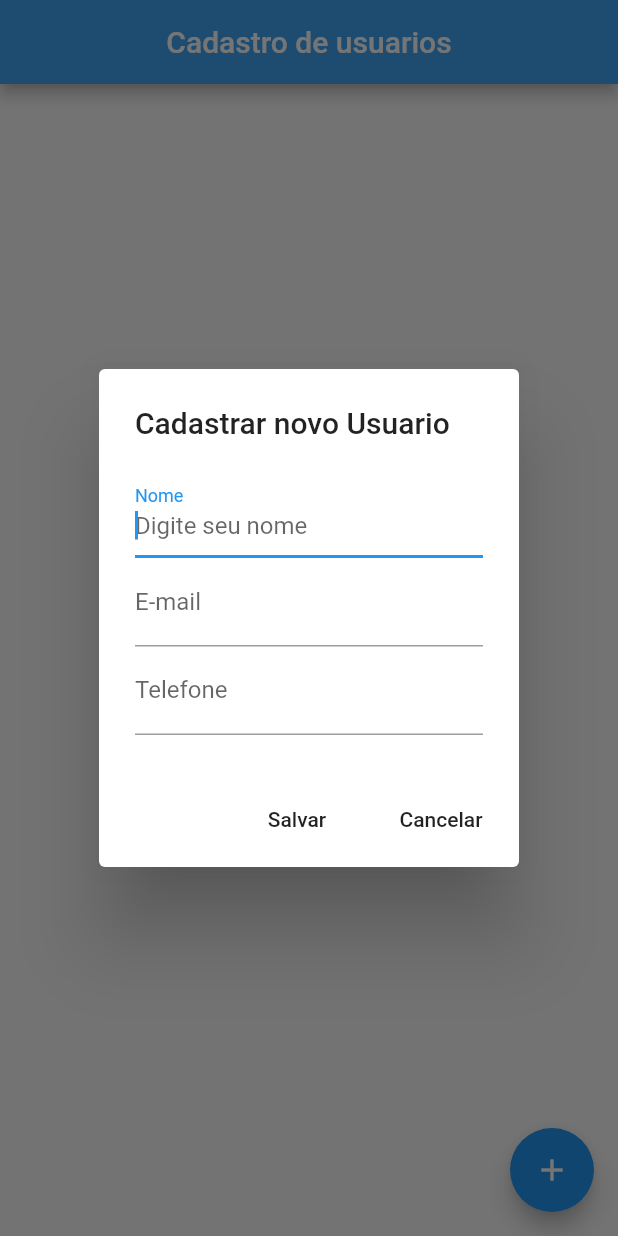
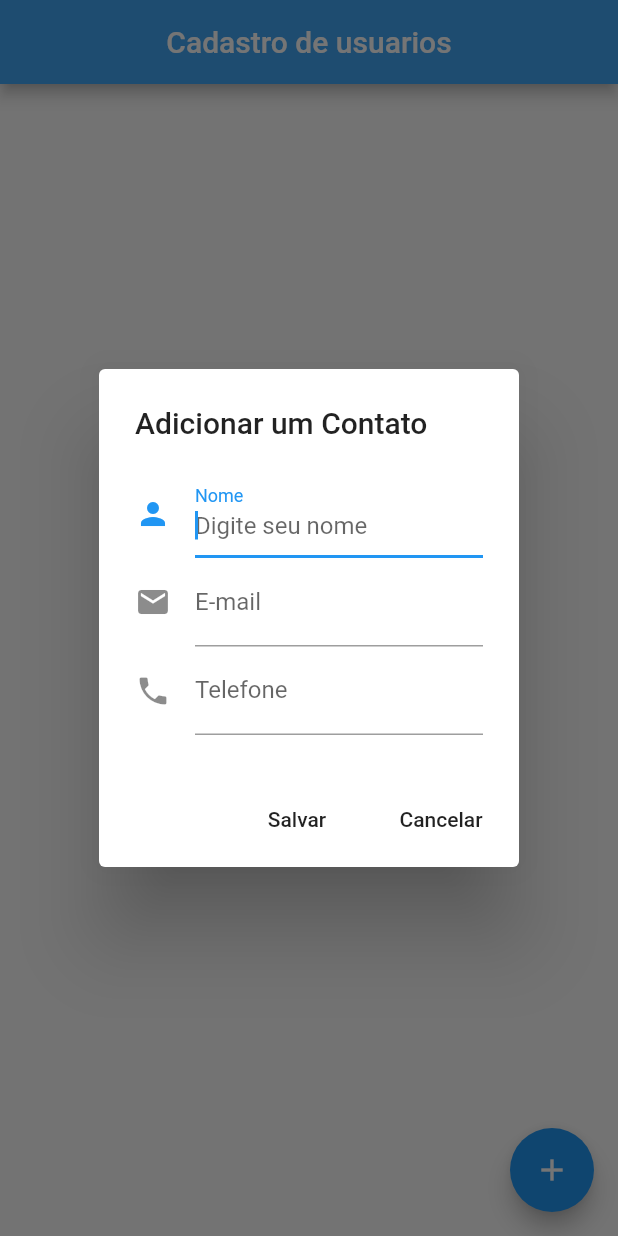
Before and after one commit to DeivideSilva/Flutter, a Flutter app: the screen it shows after launch, after a tap on the "add" icon, on a phone screen of 412 x 824 dp. Run offline on Flutter 3.47's test engine with Material 2 defaults, Android fonts, the phone set to English and light mode, and no system bars; our stand-ins replace flutter_icons, flutter_masked_text, flutter_mobx, mobx, share, sqflite and 1 more; accounts and stored records are empty.

Commit message:
Adicionado as Funções salvar e editar

```diff
--- a/app_cadastro/lib/home.dart
+++ b/app_cadastro/lib/home.dart
@@ -1,4 +1,7 @@
 import 'package:flutter/material.dart';
+import 'package:app_cadastro/utils/ContatoHelpers.dart';
+
+import 'model/Contato.dart';
 
 class Home extends StatefulWidget {
   @override
@@ -9,37 +12,113 @@ class _HomeState extends State<Home> {
   TextEditingController txtnome = TextEditingController();
   TextEditingController txtemail = TextEditingController();
   TextEditingController txttelefone = TextEditingController();
+  List<Contato> listadeContatos = List<Contato>();
 
-  void exibirTelaCadastro() {
+  ContatoHelpers _db = ContatoHelpers();
+
+  void salvarContato({Contato contatoSelecionado}) {
+    setState(() async {
+      if (contatoSelecionado == null) {
+        Contato obj = Contato(txtnome.text, txtemail.text, txttelefone.text);
+
+        int resultado = await _db.inserirContato(obj);
+
+        if (resultado != null) {
+          print('Cadastrado com sucesso!!!' + resultado.toString());
+        } else {
+          print('Erro ao cadastrar!');
+        }
+      }
+      else {
+        contatoSelecionado.nome = txtnome.text;
+        contatoSelecionado.email = txtemail.text;
+        contatoSelecionado.telefone = txttelefone.text;
+
+        int resultado = await _db.alterarContato(contatoSelecionado);
+
+        if (resultado != null) {
+          print('Dados alterados com sucesso!' + resultado.toString());
+        } else {
+          print('Erro ao Alterar!');
+        }
+
+      }
+
+      limparCampos();
+      recuperarContatos();
+
+    });
+  }
+
+  void limparCampos(){
+      txtnome.clear();
+      txtemail.clear();
+      txttelefone.clear();
+  }
+
+  void recuperarContatos() async {
+    List contatosRecuperados = await _db.listarContatos();
+
+    List<Contato> listatemporaria = List<Contato>();
+
+    for (var item in contatosRecuperados) {
+      Contato c = Contato.deMapParaModel(item);
+      listatemporaria.add(c);
+    }
+
+    setState(() {
+      listadeContatos = listatemporaria;
+    });
+
+    listatemporaria = null;
+  }
+
+  void exibirTelaCadastro({Contato contato}) {
+    String textoTitulo = '';
+    String textobotao = '';
+
+    if (contato == null) {
+      textoTitulo = 'Adicionar um Contato';
+      textobotao = 'Salvar';
+    } else {
+      textoTitulo = 'Editar Contato';
+      textobotao = 'Editar';
+
+      txtnome.text = contato.nome;
+      txtemail.text = contato.email;
+      txttelefone.text = contato.telefone;
+    }
+
     showDialog(
         context: context,
         builder: (context) {
           return AlertDialog(
-            title: Text('Cadastrar novo Usuario'),
+            title: Text('$textoTitulo'),
             content: SingleChildScrollView(
-                          child: Column(
+              child: Column(
                 mainAxisSize: MainAxisSize.min,
                 children: [
                   TextField(
                     controller: txtnome,
                     autofocus: true,
                     decoration: InputDecoration(
+                      icon: Icon(Icons.person),
                       labelText: 'Nome',
                       hintText: 'Digite seu nome',
                     ),
                   ),
-
                   TextField(
                     controller: txtemail,
                     decoration: InputDecoration(
+                      icon: Icon(Icons.mail),
                       labelText: 'E-mail',
                       hintText: 'Digite seu email',
                     ),
                   ),
-
                   TextField(
                     controller: txttelefone,
                     decoration: InputDecoration(
+                      icon: Icon(Icons.phone),
                       labelText: 'Telefone',
                       hintText: 'Digite o seu telefone',
                     ),
@@ -47,16 +126,18 @@ class _HomeState extends State<Home> {
                 ],
               ),
             ),
-
             actions: [
               FlatButton(
-                child: Text('Salvar'),
-                onPressed:(){},
+                child: Text('$textobotao'),
+                onPressed: () {
+                  salvarContato(contatoSelecionado: contato);
+                  Navigator.pop(context);
+                },
               ),
-
               FlatButton(
-                child:Text('Cancelar'),
-                onPressed: (){
+                child: Text('Cancelar'),
+                onPressed: () {
+                  limparCampos();
                   Navigator.pop(context);
                 },
               ),
@@ -66,14 +147,60 @@ class _HomeState extends State<Home> {
   }
 
   @override
+  void initState() {
+    super.initState();
+    recuperarContatos();
+  }
+
+  @override
   Widget build(BuildContext context) {
+    recuperarContatos();
     return Scaffold(
       appBar: AppBar(
         title: Text('Cadastro de usuarios'),
         centerTitle: true,
         backgroundColor: Colors.blue[400],
       ),
-      body: Container(),
+      body: Column(
+        children: [
+          Expanded(
+            child: ListView.builder(
+              itemCount: listadeContatos.length,
+              itemBuilder: (context, index) {
+                final Contato obj = listadeContatos[index];
+
+                return Card(
+                  child: ListTile(
+                    title: Text(obj.nome),
+                    subtitle: Text(obj.email),
+                    trailing: Row(
+                      mainAxisSize: MainAxisSize.min,
+                      children: [
+                        GestureDetector(
+                          onTap: () {
+                            exibirTelaCadastro(contato: obj);
+                          },
+                          child: Padding(
+                            padding: EdgeInsets.only(right: 16),
+                            child: Icon(Icons.edit, color: Colors.yellowAccent),
+                          ),
+                        ),
+                        GestureDetector(
+                          onTap: () {},
+                          child: Padding(
+                            padding: EdgeInsets.only(right: 16),
+                            child: Icon(Icons.delete, color: Colors.red[700]),
+                          ),
+                        ),
+                      ],
+                    ),
+                  ),
+                );
+              },
+            ),
+          ),
+        ],
+      ),
       floatingActionButton: FloatingActionButton(
         backgroundColor: Colors.blue,
         foregroundColor: Colors.white,
--- a/app_cadastro/lib/main.dart
+++ b/app_cadastro/lib/main.dart
@@ -1,6 +1,6 @@
 import 'package:flutter/material.dart';
 
-import 'home.dart';
+import 'Home.dart';
 
 void main(){
   runApp(MaterialApp(
--- a/app_cadastro/lib/model/contato.dart
+++ b/app_cadastro/lib/model/contato.dart
@@ -5,23 +5,33 @@ class Contato{
   String _email;
   String _telefone;
 
+  Contato(this._nome, this._email,this._telefone);
+
+ // ignore: unnecessary_getters_setters
  int get id => _id;
 
+ // ignore: unnecessary_getters_setters
  set id(int value) => _id = value;
 
+ // ignore: unnecessary_getters_setters
  String get nome => _nome;
 
+ // ignore: unnecessary_getters_setters
  set nome(String value) => _nome = value;
 
+ // ignore: unnecessary_getters_setters
  String get email => _email;
 
+ // ignore: unnecessary_getters_setters
  set email(String value) => _email = value;
 
+ // ignore: unnecessary_getters_setters
  String get telefone => _telefone;
 
+ // ignore: unnecessary_getters_setters
  set telefone(String value) => _telefone = value;
 
-  Contato(this._id, this._nome, this._email,this._telefone);
+
 
   //Metodo para converter de model para Map
   Map<String, dynamic>toMap(){
--- a/app_cadastro/lib/utils/contatoHelpers.dart
+++ b/app_cadastro/lib/utils/contatoHelpers.dart
@@ -50,5 +50,44 @@ class ContatoHelpers {
         '$colTelefone Text)');
   }
 
-  //Metodos CRUD da tabela Contato
+  //Inserir Contato
+  Future<int> inserirContato(Contato obj) async{
+
+    Database db = await this.database;
+
+    var resultado = await db.insert(nomeTabela,obj.toMap());
+
+    return resultado;
+  }
+
+  //Metodo Listar Contatos
+  listarContatos() async{
+
+    Database db = await this.database;
+
+    String sql = 'SELECT * FROM $nomeTabela';
+
+    List listaContatos = await db.rawQuery(sql);
+
+    return listaContatos;
+  }
+
+  //Metodo excluir
+  Future<int> excluirContato(int id) async{
+    Database db = await this.database;
+
+    var resultado = await db.delete(nomeTabela, where: "id = ?", whereArgs: [id]);
+
+    return resultado;
+  }
+
+  //Metodo para alterar
+  Future<int> alterarContato(Contato obj) async{
+
+  Database db = await this.database;
+
+  var resultado =  await db.update(nomeTabela,obj.toMap(),where:"id = ?",whereArgs: [obj.id]);
+
+  return resultado;
+  }
 }
```
